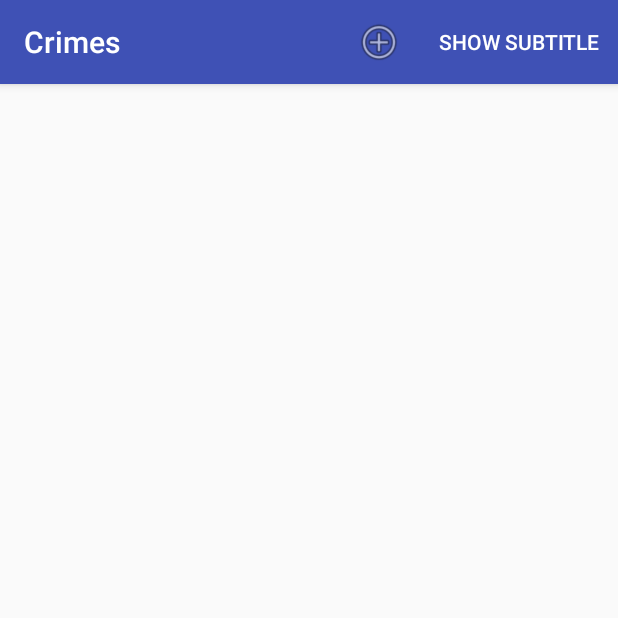
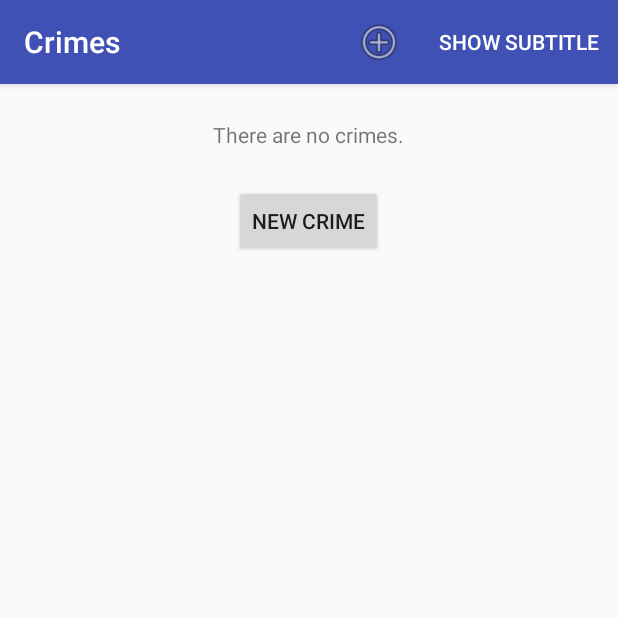
Before and after one commit to walki/bnr_android, an Android app: the screen it shows after launch (CrimeListActivity), on a phone screen of 412 x 824 dp, the top half of it. Run offline under Robolectric (Android 15) with nearby library versions, the light colour scheme and no system bars.

Commit message:
Chap 16: challenge - ListView and Empty View

```diff
--- a/CriminalIntent/app/src/main/java/com/blooot/criminalintent/CrimeListFragment.java
+++ b/CriminalIntent/app/src/main/java/com/blooot/criminalintent/CrimeListFragment.java
@@ -14,6 +14,7 @@ import android.view.MenuItem;
 import android.view.View;
 import android.view.ViewGroup;
 import android.widget.ArrayAdapter;
+import android.widget.Button;
 import android.widget.CheckBox;
 import android.widget.ListView;
 import android.widget.TextView;
@@ -30,6 +31,8 @@ public class CrimeListFragment extends ListFragment {
     private ArrayList<Crime> mCrimes;
 
     private boolean mSubTitleVisible = false;
+
+    private Button mNewCrimeButton;
 
     @Override
     public void onCreate(Bundle savedInstanceState){
@@ -54,7 +57,8 @@ public class CrimeListFragment extends ListFragment {
 
     @Override
     public View onCreateView(LayoutInflater inflater, ViewGroup container, Bundle savedInstanceState) {
-        View v = super.onCreateView(inflater,container, savedInstanceState);
+        //View v = super.onCreateView(inflater,container, savedInstanceState);
+        View v = inflater.inflate(R.layout.fragment_crime_list, container, false);
 
         if (mSubTitleVisible){
             AppCompatActivity activity = (AppCompatActivity)getActivity();
@@ -62,6 +66,17 @@ public class CrimeListFragment extends ListFragment {
             actionBar.setSubtitle(R.string.subtitle);
 
         }
+
+        mNewCrimeButton = (Button)v.findViewById(R.id.crime_list_empty_button_new_crime);
+        if (mNewCrimeButton != null){
+            mNewCrimeButton.setOnClickListener(new View.OnClickListener() {
+                @Override
+                public void onClick(View v) {
+                    createNewCrime();
+                }
+            });
+        }
+
         return v;
     }
 
@@ -99,11 +114,7 @@ public class CrimeListFragment extends ListFragment {
 
         switch(item.getItemId()){
             case   R.id.menu_item_new_crime:
-                Crime crime = new Crime();
-                CrimeLab.get(getActivity()).addCrime(crime);
-                Intent i = new Intent(getActivity(), CrimePagerActivity.class);
-                i.putExtra(CrimeFragment.EXTRA_CRIME_ID, crime.getId());
-                startActivityForResult(i, 0);
+                createNewCrime();
                 return true;
             case R.id.menu_item_show_subtitle:
                 AppCompatActivity activity = (AppCompatActivity) getActivity();
@@ -123,6 +134,15 @@ public class CrimeListFragment extends ListFragment {
                 return super.onOptionsItemSelected(item);
         }
 
+    }
+
+    private void createNewCrime()
+    {
+        Crime crime = new Crime();
+        CrimeLab.get(getActivity()).addCrime(crime);
+        Intent i = new Intent(getActivity(), CrimePagerActivity.class);
+        i.putExtra(CrimeFragment.EXTRA_CRIME_ID, crime.getId());
+        startActivityForResult(i, 0);
     }
 
     private class CrimeAdapter extends ArrayAdapter<Crime>{
--- /dev/null
+++ b/CriminalIntent/app/src/main/res/layout/fragment_crime_list.xml
@@ -0,0 +1,37 @@
+<?xml version="1.0" encoding="utf-8"?>
+<FrameLayout xmlns:android="http://schemas.android.com/apk/res/android"
+             android:layout_width="match_parent"
+             android:layout_height="match_parent">
+
+    <ListView
+        android:id="@android:id/list"
+        android:layout_width="match_parent"
+        android:layout_height="wrap_content">
+
+    </ListView>
+
+    <LinearLayout
+        android:id="@android:id/empty"
+        android:layout_width="match_parent"
+        android:layout_height="match_parent"
+        android:orientation="vertical"
+        >
+
+            <TextView
+                android:id="@+id/crime_list_empty_text"
+                android:layout_width="wrap_content"
+                android:layout_height="wrap_content"
+                android:layout_gravity="center_horizontal"
+                android:padding="24dp"
+                android:text="@string/crime_list_empty"
+                />
+            <Button
+                android:id="@+id/crime_list_empty_button_new_crime"
+                android:layout_width="wrap_content"
+                android:layout_height="wrap_content"
+                android:layout_gravity="center_horizontal|center_vertical"
+                android:text="@string/new_crime"/>
+
+    </LinearLayout>
+
+</FrameLayout>
--- a/CriminalIntent/app/src/main/res/values/strings.xml
+++ b/CriminalIntent/app/src/main/res/values/strings.xml
@@ -15,5 +15,6 @@
     <string name="hide_subtitle">Hide Subtitle</string>
     <string name="subtitle">If you see something, say something</string>
     <string name="delete_crime">Delete</string>
+    <string name="crime_list_empty">There are no crimes.</string>
 
 </resources>
```
